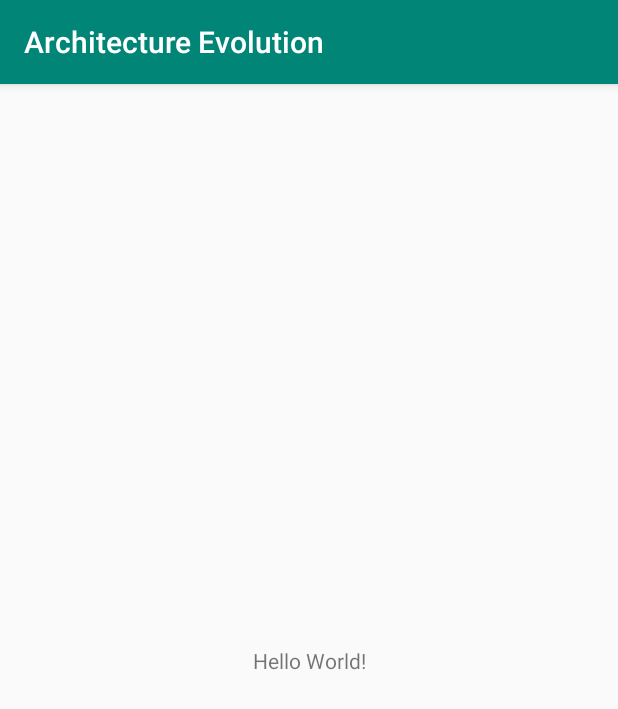
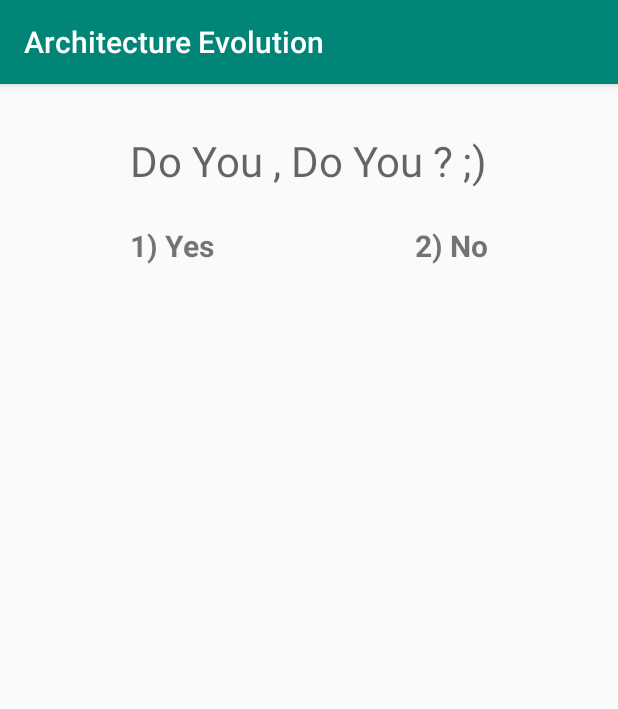
Before and after one commit to ahmed3elshaer/Architecture-Evolution, an Android app: the screen it shows after launch (MainActivity), on a phone screen of 412 x 824 dp. Shown: the top 709 px of the screen. Run offline under Robolectric (Android 15) with nearby library versions, the phone set to English and light mode, and no system bars.

Commit message:
Adding libraries and ui

```diff
--- a/app/src/main/res/layout/activity_main.xml
+++ b/app/src/main/res/layout/activity_main.xml
@@ -7,12 +7,45 @@
     tools:context=".MainActivity">
 
     <TextView
+        android:id="@+id/text_question"
         android:layout_width="wrap_content"
         android:layout_height="wrap_content"
-        android:text="Hello World!"
-        app:layout_constraintBottom_toBottomOf="parent"
-        app:layout_constraintLeft_toLeftOf="parent"
-        app:layout_constraintRight_toRightOf="parent"
+        android:textSize="28sp"
+        android:layout_marginTop="32dp"
+        android:text="@string/do_you_do_you"
+        android:textAppearance="@style/TextAppearance.AppCompat.Display1"
+        app:layout_constraintEnd_toEndOf="parent"
+        app:layout_constraintStart_toStartOf="parent"
         app:layout_constraintTop_toTopOf="parent" />
 
+    <TextView
+        android:id="@+id/text_yes"
+        android:layout_width="wrap_content"
+        android:layout_height="wrap_content"
+        android:layout_marginTop="24dp"
+        android:textSize="20sp"
+        android:text="@string/yes"
+        android:textStyle="bold"
+        app:layout_constraintStart_toStartOf="@+id/text_question"
+        app:layout_constraintTop_toBottomOf="@+id/text_question" />
+
+    <TextView
+        android:id="@+id/text_no"
+        android:layout_width="wrap_content"
+        android:layout_height="wrap_content"
+        android:layout_marginTop="24dp"
+        android:textStyle="bold"
+        android:textSize="20sp"
+        android:text="@string/no"
+        app:layout_constraintEnd_toEndOf="@+id/text_question"
+        app:layout_constraintTop_toBottomOf="@+id/text_question" />
+
+    <ImageView
+        android:id="@+id/image_result"
+        android:layout_width="wrap_content"
+        android:layout_height="wrap_content"
+        android:layout_marginTop="64dp"
+        app:layout_constraintEnd_toEndOf="parent"
+        app:layout_constraintStart_toStartOf="parent"
+        app:layout_constraintTop_toBottomOf="@+id/text_yes" />
 </androidx.constraintlayout.widget.ConstraintLayout>
--- a/app/src/main/res/values/strings.xml
+++ b/app/src/main/res/values/strings.xml
@@ -1,3 +1,6 @@
 <resources>
     <string name="app_name">Architecture Evolution</string>
+    <string name="do_you_do_you">Do You , Do You ? ;)</string>
+    <string name="yes">1) Yes</string>
+    <string name="no">2) No</string>
 </resources>
```
Also changed, not shown: app/build.gradle (+14 -7 lines), app/src/main/res/drawable/ic_android.xml (added, +102 -0 lines), app/src/main/res/drawable/ic_android_sad.xml (added, +45 -0 lines), buildSrc/build.gradle.kts (added, +11 -0 lines), buildSrc/src/main/kotlin/Dependencies.kt (added, +169 -0 lines), 98 other files.
